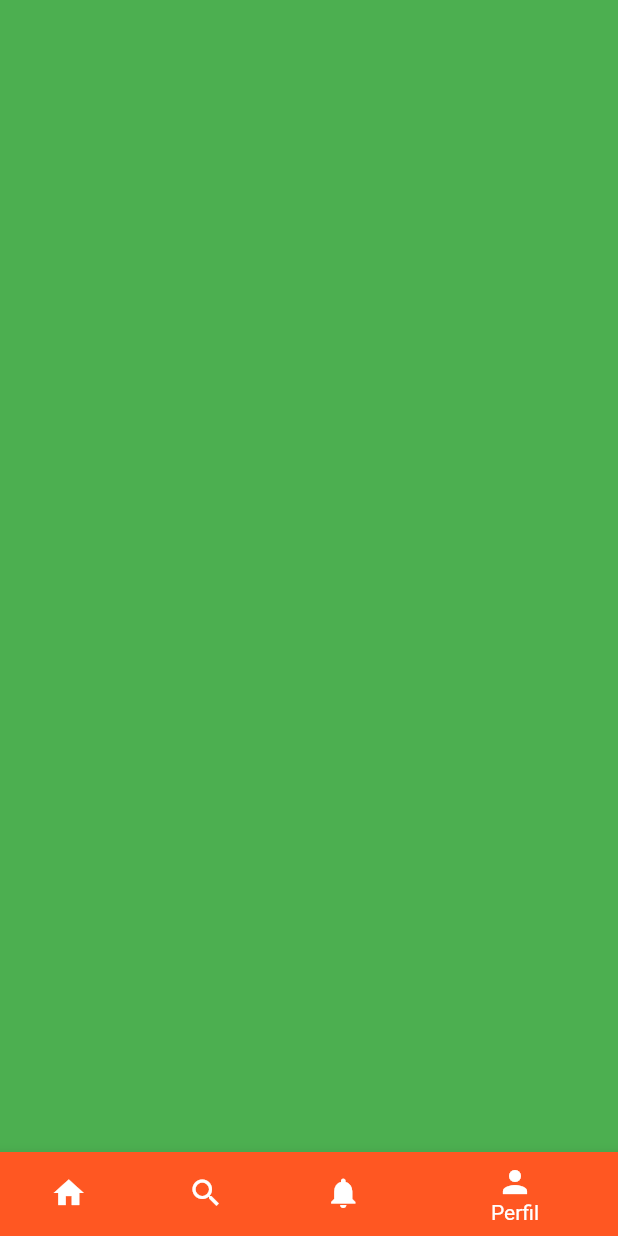
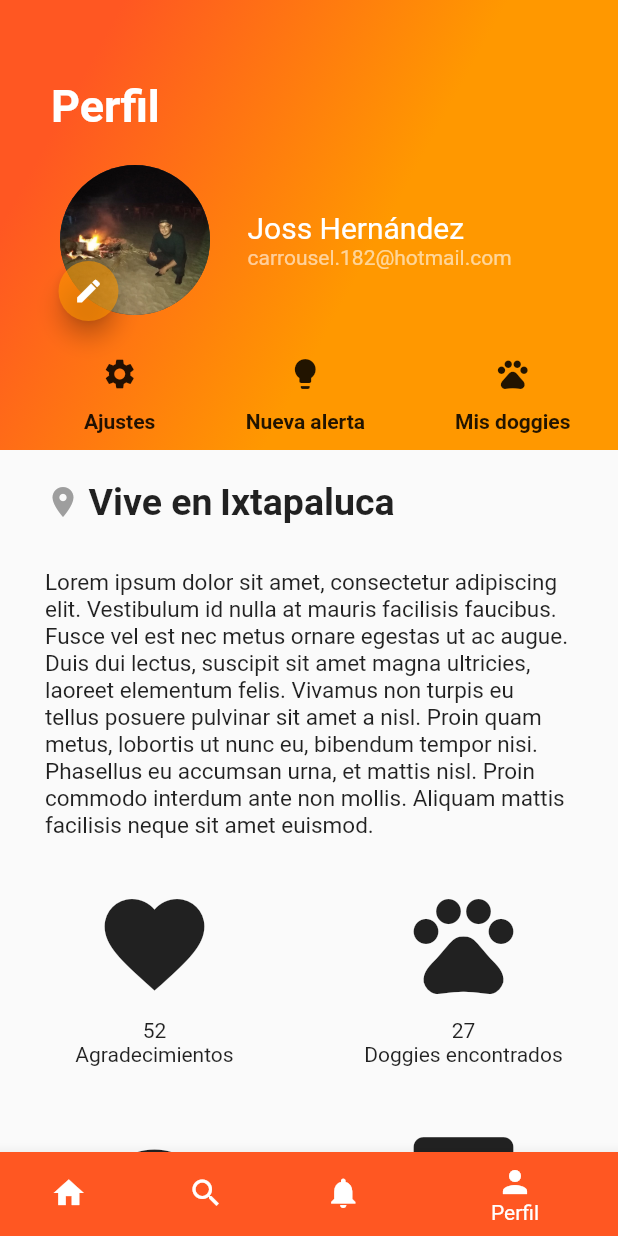
Before and after one commit to JoseHerCast/patitasACasa, a Flutter app: the screen it shows after launch, item 4 of the bottom bar chosen, on a phone screen of 412 x 824 dp. Run offline on Flutter 3.47's test engine with Material 2 defaults, Android fonts, the light colour scheme and no system bars; Roboto replaces fonts that are missing (Lato-Regular).

Commit message:
Pantalla de perfil añadida

```diff
--- /dev/null
+++ b/lib/components/edit_button.dart
@@ -0,0 +1,36 @@
+import 'package:flutter/material.dart';
+
+class EditButton extends StatefulWidget {
+  const EditButton({Key? key}) : super(key: key);
+
+  @override
+  //Estado
+  _EditButtonState createState() => _EditButtonState();
+}
+
+//Acciones
+class _EditButtonState extends State<EditButton> {
+  @override
+  Widget build(BuildContext context) {
+    return FloatingActionButton(
+      //Estilo del boton
+      backgroundColor: Colors.orange.withAlpha(150),
+      mini: true,
+      tooltip: "Editar",
+      child: const Icon(
+        Icons.create,
+        size: 20,
+        color: Colors.white,
+      ),
+      //Funcionalidad
+      onPressed: () {
+        //Muestra una breve snackbar con un mensaje (solo para prueba de funcionamiento)
+        ScaffoldMessenger.of(context).showSnackBar(
+          const SnackBar(
+            content: Text("Cambio de imagen de perfil"),
+          ),
+        );
+      },
+    );
+  }
+}
--- a/lib/patitas_a_casa.dart
+++ b/lib/patitas_a_casa.dart
@@ -1,4 +1,5 @@
 import 'package:flutter/material.dart';
+import 'package:patitas_a_casa/screens/settings.dart';
 import 'screens/notifications.dart';
 import 'screens/profile.dart';
 import 'screens/search.dart';
@@ -16,7 +17,7 @@ class _PatitasACasaState extends State<PatitasACasa> {
   //Indice del navItem
   int indexTap = 0;
   //Arreglo de vistas
-  final List<Widget> navButtons = [
+  final List<Widget> screensArray = [
     const Home(),
     const Search(),
     const Notifications(),
@@ -27,7 +28,7 @@ class _PatitasACasaState extends State<PatitasACasa> {
   Widget build(BuildContext context) {
     return Scaffold(
       //El body depende de nuestro arreglo de vistas y el indice del navItem seleccionado
-      body: navButtons[indexTap],
+      body: screensArray[indexTap],
       //Barra de navegación
       bottomNavigationBar: Theme(
         data: ThemeData(
--- /dev/null
+++ b/lib/profile_description.dart
@@ -0,0 +1,94 @@
+//import 'package:flutter/cupertino.dart';
+import 'package:flutter/material.dart';
+//import 'package:flutter/painting.dart';
+//import 'package:flutter/widgets.dart';
+
+class ProfileDescription extends StatelessWidget {
+  //Nombre del perrito, ubicación y descripción
+  final String titleText;
+  final String placeName;
+  final String description;
+
+  const ProfileDescription(this.titleText, this.placeName, this.description,
+      {Key? key})
+      : super(key: key);
+
+  @override
+  Widget build(BuildContext context) {
+    //Contenedor de descripción
+    final descriptionBox = Container(
+      margin: const EdgeInsets.all(30),
+      //Texto de descripción
+      child: Text(
+        description,
+        style: const TextStyle(
+          fontFamily: "Lato-Regular",
+          fontSize: 15,
+          fontWeight: FontWeight.normal,
+        ),
+      ),
+    );
+
+    //Último lugar en que se vió
+    final from = Row(
+      children: [
+        //Icono de lugar
+        Container(
+          margin: const EdgeInsets.only(
+            top: 320,
+            left: 30,
+          ),
+          child: const Icon(
+            Icons.place,
+            color: Colors.grey,
+          ),
+        ),
+        Container(
+          margin: EdgeInsets.only(
+            top: 320,
+            left: 5,
+          ),
+          child: Text(
+            "Vive en",
+            style: const TextStyle(
+                fontFamily: "Lato-Regular",
+                fontSize: 25,
+                fontWeight: FontWeight.bold),
+          ),
+        ),
+        //Nombre del lugar
+        Container(
+          margin: const EdgeInsets.only(
+            top: 320,
+            left: 5,
+          ),
+          child: Text(
+            placeName,
+            style: const TextStyle(
+                fontFamily: "Lato-Regular",
+                fontSize: 25,
+                fontWeight: FontWeight.bold),
+          ),
+        ),
+      ],
+    );
+
+    //Titulo de la publicación
+    final title = Column(
+      children: <Widget>[
+        //Ultimo lugar donde se vió
+        from,
+      ],
+    );
+    //Devolvemos una pagina de descripción con nombre del perrito, ultima ubicación donde se vió, descripción, comentarios de usuarios, etc.
+    final page = Column(
+      crossAxisAlignment: CrossAxisAlignment.start,
+      children: <Widget>[
+        title,
+        descriptionBox,
+      ],
+    );
+
+    return page;
+  }
+}
--- /dev/null
+++ b/lib/profile_header.dart
@@ -0,0 +1,160 @@
+import 'package:flutter/material.dart';
+import 'package:patitas_a_casa/screens/settings.dart';
+import 'components/edit_button.dart';
+import 'components/gradient_background.dart';
+
+class ProfileHeader extends StatelessWidget {
+  const ProfileHeader({
+    Key? key,
+    required this.userName,
+    required this.eMail,
+  }) : super(key: key);
+
+  final String userName;
+  final String eMail;
+
+  @override
+  Widget build(BuildContext context) {
+    return Stack(
+      clipBehavior: Clip.none,
+      alignment: Alignment.center,
+      children: [
+        GradientBack("Perfil"),
+        Positioned(
+          top: 110,
+          left: 40,
+          child: Row(
+            children: [
+              Stack(
+                clipBehavior: Clip.none,
+                children: [
+                  CircleAvatar(
+                    radius: 50,
+                    backgroundColor: Colors.grey.shade800,
+                    backgroundImage: AssetImage("assets/img/profile.jpg"),
+                  ),
+                  Positioned(
+                    left: -5,
+                    top: 60,
+                    child: EditButton(),
+                  ),
+                ],
+              ),
+              Column(
+                crossAxisAlignment: CrossAxisAlignment.start,
+                children: [
+                  Container(
+                    margin: const EdgeInsets.only(
+                      left: 25,
+                    ),
+                    child: Text(
+                      userName,
+                      textAlign: TextAlign.left,
+                      style: const TextStyle(
+                        fontFamily: "Lato-Regular",
+                        fontSize: 20,
+                        color: Colors.white,
+                      ),
+                    ),
+                  ),
+                  Container(
+                    margin: const EdgeInsets.only(
+                      left: 25,
+                    ),
+                    child: Text(
+                      eMail,
+                      textAlign: TextAlign.left,
+                      style: const TextStyle(
+                        fontFamily: "Lato-Regular",
+                        fontSize: 14,
+                        color: Colors.white60,
+                      ),
+                    ),
+                  ),
+                ],
+              )
+            ],
+          ),
+        ),
+        Positioned(
+          top: 225,
+          left: MediaQuery.of(context).size.width / 16,
+          child: Row(
+            children: [
+              Container(
+                margin: EdgeInsets.symmetric(
+                  horizontal: 30,
+                ),
+                child: Column(
+                  children: [
+                    IconButton(
+                      icon: Icon(
+                        Icons.settings,
+                      ),
+                      onPressed: () {
+                        Navigator.of(context).push(
+                          MaterialPageRoute(
+                            builder: (context) => Settings(),
+                          ),
+                        );
+                      },
+                    ),
+                    Text(
+                      "Ajustes",
+                      style: TextStyle(
+                        fontFamily: "Lato-Regular",
+                        fontWeight: FontWeight.bold,
+                      ),
+                    ),
+                  ],
+                ),
+              ),
+              Container(
+                margin: EdgeInsets.symmetric(
+                  horizontal: 30,
+                ),
+                child: Column(
+                  children: [
+                    IconButton(
+                      icon: Icon(
+                        Icons.lightbulb,
+                      ),
+                      onPressed: () {},
+                    ),
+                    Text(
+                      "Nueva alerta",
+                      style: TextStyle(
+                        fontFamily: "Lato-Regular",
+                        fontWeight: FontWeight.bold,
+                      ),
+                    ),
+                  ],
+                ),
+              ),
+              Container(
+                margin: EdgeInsets.symmetric(
+                  horizontal: 30,
+                ),
+                child: Column(
+                  children: [
+                    IconButton(
+                      icon: Icon(Icons.pets),
+                      onPressed: () {},
+                    ),
+                    Text(
+                      "Mis doggies",
+                      style: TextStyle(
+                        fontFamily: "Lato-Regular",
+                        fontWeight: FontWeight.bold,
+                      ),
+                    ),
+                  ],
+                ),
+              ),
+            ],
+          ),
+        ),
+      ],
+    );
+  }
+}
--- /dev/null
+++ b/lib/profile_header_appbar.dart
@@ -0,0 +1,18 @@
+import 'package:flutter/material.dart';
+import 'package:patitas_a_casa/components/edit_button.dart';
+import 'package:patitas_a_casa/description_page.dart';
+import 'package:patitas_a_casa/profile_description.dart';
+import 'package:patitas_a_casa/profile_header.dart';
+import 'components/gradient_background.dart';
+
+class ProfileHeaderAppBar extends StatelessWidget {
+  const ProfileHeaderAppBar(this.userName, this.eMail, {Key? key})
+      : super(key: key);
+  final String userName;
+  final String eMail;
+
+  @override
+  Widget build(BuildContext context) {
+    return ProfileHeader(userName: userName, eMail: eMail);
+  }
+}
--- a/lib/screens/profile.dart
+++ b/lib/screens/profile.dart
@@ -1,12 +1,25 @@
 import 'package:flutter/material.dart';
+import 'package:patitas_a_casa/profile_header_appbar.dart';
+
+import '../profile_description.dart';
+import '../statistics.dart';
 
 class Profile extends StatelessWidget {
   const Profile({Key? key}) : super(key: key);
 
   @override
   Widget build(BuildContext context) {
-    return Container(
-      color: Colors.green,
+    return Stack(
+      children: [
+        ListView(
+          children: [
+            ProfileDescription("Acerca de mí", "Ixtapaluca",
+                "Lorem ipsum dolor sit amet, consectetur adipiscing elit. Vestibulum id nulla at mauris facilisis faucibus. Fusce vel est nec metus ornare egestas ut ac augue. Duis dui lectus, suscipit sit amet magna ultricies, laoreet elementum felis. Vivamus non turpis eu tellus posuere pulvinar sit amet a nisl. Proin quam metus, lobortis ut nunc eu, bibendum tempor nisi. Phasellus eu accumsan urna, et mattis nisl. Proin commodo interdum ante non mollis. Aliquam mattis facilisis neque sit amet euismod."),
+            Statistics(),
+          ],
+        ),
+        ProfileHeaderAppBar("Joss Hernández", "carrousel.182@hotmail.com"),
+      ],
     );
   }
 }
--- /dev/null
+++ b/lib/screens/settings.dart
@@ -0,0 +1,15 @@
+import 'package:flutter/material.dart';
+
+class Settings extends StatelessWidget {
+  const Settings({Key? key}) : super(key: key);
+
+  @override
+  Widget build(BuildContext context) {
+    return Scaffold(
+      appBar: AppBar(
+        title: Text("Ajustes"),
+        backgroundColor: Colors.orange,
+      ),
+    );
+  }
+}
--- /dev/null
+++ b/lib/statistics.dart
@@ -0,0 +1,107 @@
+import 'package:flutter/material.dart';
+
+class Statistics extends StatelessWidget {
+  const Statistics({
+    Key? key,
+  }) : super(key: key);
+
+  @override
+  Widget build(BuildContext context) {
+    return Table(
+      children: [
+        TableRow(
+          children: [
+            Column(
+              children: [
+                Icon(
+                  Icons.favorite,
+                  size: 80,
+                ),
+                Container(
+                  margin: EdgeInsets.only(
+                    top: 10,
+                    bottom: 40,
+                  ),
+                  child: Text(
+                    "52\nAgradecimientos",
+                    textAlign: TextAlign.center,
+                    style: TextStyle(
+                      fontFamily: "Lato-Regular",
+                    ),
+                  ),
+                )
+              ],
+            ),
+            Column(
+              children: [
+                Icon(
+                  Icons.pets,
+                  size: 80,
+                ),
+                Container(
+                  margin: EdgeInsets.only(
+                    top: 10,
+                    bottom: 40,
+                  ),
+                  child: Text(
+                    "27\nDoggies encontrados",
+                    textAlign: TextAlign.center,
+                    style: TextStyle(
+                      fontFamily: "Lato-Regular",
+                    ),
+                  ),
+                )
+              ],
+            ),
+          ],
+        ),
+        TableRow(
+          children: [
+            Column(
+              children: [
+                Icon(
+                  Icons.remove_red_eye,
+                  size: 80,
+                ),
+                Container(
+                  margin: EdgeInsets.only(
+                    top: 10,
+                    bottom: 40,
+                  ),
+                  child: Text(
+                    "10\nBusquedas activas",
+                    textAlign: TextAlign.center,
+                    style: TextStyle(
+                      fontFamily: "Lato-Regular",
+                    ),
+                  ),
+                )
+              ],
+            ),
+            Column(
+              children: [
+                Icon(
+                  Icons.comment,
+                  size: 80,
+                ),
+                Container(
+                  margin: EdgeInsets.only(
+                    top: 10,
+                    bottom: 40,
+                  ),
+                  child: Text(
+                    "112\nComentarios",
+                    textAlign: TextAlign.center,
+                    style: TextStyle(
+                      fontFamily: "Lato-Regular",
+                    ),
+                  ),
+                )
+              ],
+            ),
+          ],
+        ),
+      ],
+    );
+  }
+}
```
Also changed, not shown: pubspec.lock.
